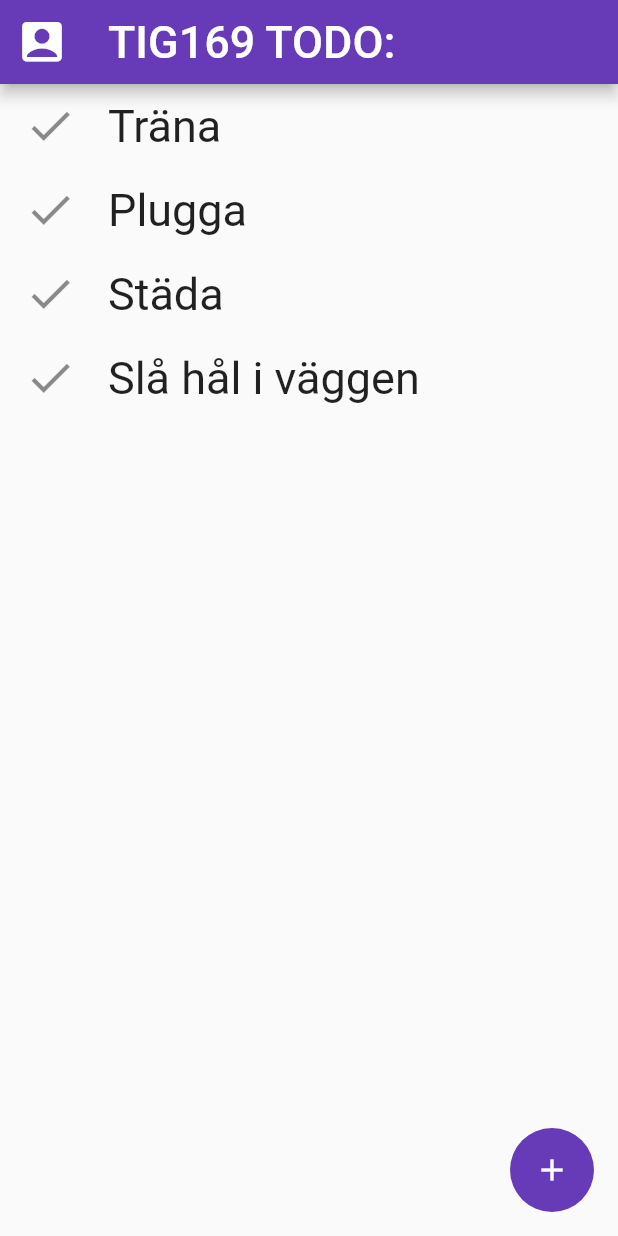
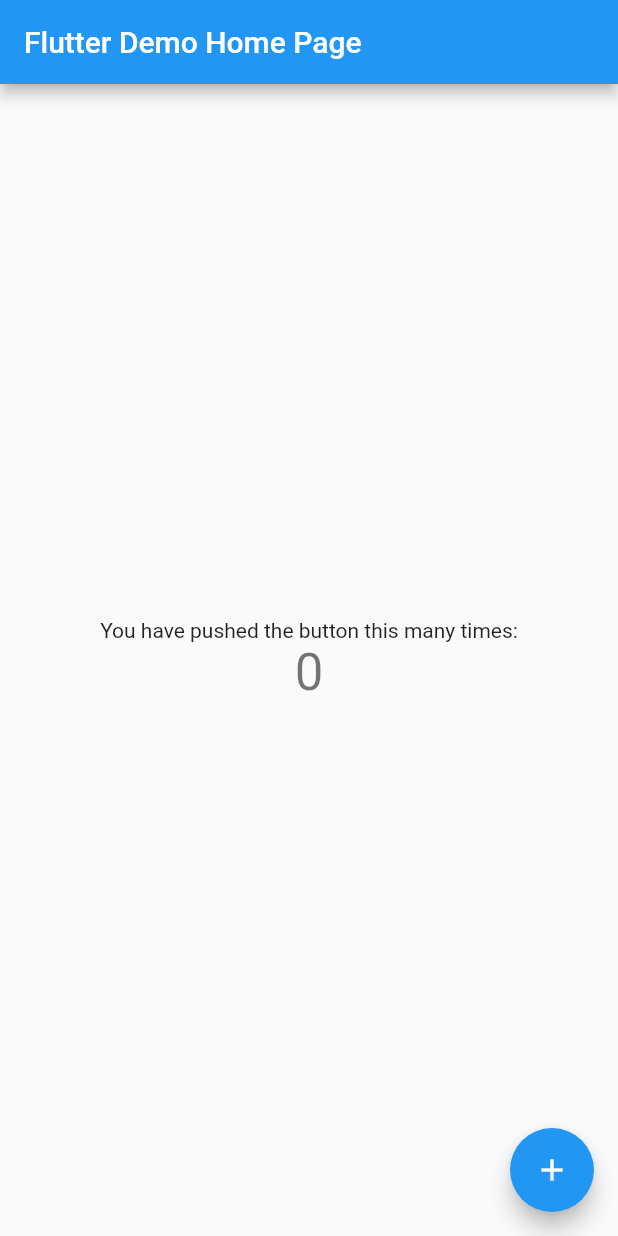
Before and after one commit to gu-tig169-ht21/gusleidwi, a Flutter app: the screen it shows after launch, on a phone screen of 412 x 824 dp. Run offline on Flutter 3.47's test engine with Material 2 defaults, Android fonts, the phone set to English and light mode, and no system bars; Roboto replaces fonts that are missing (RobotoCondensed).

Commit message:
Revert "version1 TODOlist"
This reverts commit f3e62a1ea23ddf135d77230486166f2a23b6a6c8.

```diff
--- a/lib/main.dart
+++ b/lib/main.dart
@@ -1,91 +1,115 @@
 import 'package:flutter/material.dart';
 
-void main() => runApp(const MyApp());
+void main() {
+  runApp(const MyApp());
+}
 
 class MyApp extends StatelessWidget {
   const MyApp({Key? key}) : super(key: key);
 
+  // This widget is the root of your application.
   @override
   Widget build(BuildContext context) {
-    const title = 'TIG169 TODO:';
     return MaterialApp(
-      title: title,
-      theme: ThemeData(fontFamily: 'RobotoCondensed'),
-      home: Scaffold(
-        appBar: AppBar(
-          leading: const Icon(
-            Icons.account_box_rounded,
-            size: 35,
-          ),
-          title: const Text(
-            title,
-            style: TextStyle(fontSize: 30),
-          ),
-          backgroundColor: Colors.deepPurple,
-        ),
-        body: ListView(
-          children: const <Widget>[
-            ListTile(
-                title: Text(
-                  'Träna',
-                  style: TextStyle(fontSize: 30),
-                ),
-                leading: Icon(
-                  Icons.check,
-                  size: 35,
-                )),
-            ListTile(
-                leading: Icon(
-                  Icons.check,
-                  size: 35,
-                ),
-                title: Text(
-                  'Plugga',
-                  style: TextStyle(fontSize: 30),
-                )),
-            ListTile(
-                title: Text(
-                  'Städa',
-                  style: TextStyle(fontSize: 30),
-                ),
-                leading: Icon(
-                  Icons.check,
-                  size: 35,
-                )),
-            ListTile(
-                title: Text(
-                  'Slå hål i väggen',
-                  style: TextStyle(fontSize: 30),
-                ),
-                leading: Icon(
-                  Icons.check,
-                  size: 35,
-                )),
-          ],
-        ),
-        floatingActionButton: FloatingActionButton(
-            elevation: 0.0,
-            child: const Icon(Icons.add_sharp),
-            backgroundColor: Colors.deepPurple,
-            onPressed: () {}),
+      title: 'Flutter Demo',
+      theme: ThemeData(
+        // This is the theme of your application.
+        //
+        // Try running your application with "flutter run". You'll see the
+        // application has a blue toolbar. Then, without quitting the app, try
+        // changing the primarySwatch below to Colors.green and then invoke
+        // "hot reload" (press "r" in the console where you ran "flutter run",
+        // or simply save your changes to "hot reload" in a Flutter IDE).
+        // Notice that the counter didn't reset back to zero; the application
+        // is not restarted.
+        primarySwatch: Colors.blue,
       ),
+      home: const MyHomePage(title: 'Flutter Demo Home Page'),
     );
   }
 }
 
-class MyWidget extends StatelessWidget {
-  const MyWidget({Key? key}) : super(key: key);
+class MyHomePage extends StatefulWidget {
+  const MyHomePage({Key? key, required this.title}) : super(key: key);
+
+  // This widget is the home page of your application. It is stateful, meaning
+  // that it has a State object (defined below) that contains fields that affect
+  // how it looks.
+
+  // This class is the configuration for the state. It holds the values (in this
+  // case the title) provided by the parent (in this case the App widget) and
+  // used by the build method of the State. Fields in a Widget subclass are
+  // always marked "final".
+
+  final String title;
+
+  @override
+  State<MyHomePage> createState() => _MyHomePageState();
+}
+
+class _MyHomePageState extends State<MyHomePage> {
+  int _counter = 0;
+
+  void _incrementCounter() {
+    setState(() {
+      // This call to setState tells the Flutter framework that something has
+      // changed in this State, which causes it to rerun the build method below
+      // so that the display can reflect the updated values. If we changed
+      // _counter without calling setState(), then the build method would not be
+      // called again, and so nothing would appear to happen.
+      _counter++;
+    });
+  }
 
   @override
   Widget build(BuildContext context) {
-    return Container(
-      width: double.infinity,
-      height: double.infinity,
-      decoration: const BoxDecoration(
-        image: DecorationImage(
-            image: NetworkImage(
-                "https://www.teahub.io/photos/full/8-87200_android-app-background-white.jpg%22")),
+    // This method is rerun every time setState is called, for instance as done
+    // by the _incrementCounter method above.
+    //
+    // The Flutter framework has been optimized to make rerunning build methods
+    // fast, so that you can just rebuild anything that needs updating rather
+    // than having to individually change instances of widgets.
+    return Scaffold(
+      appBar: AppBar(
+        // Here we take the value from the MyHomePage object that was created by
+        // the App.build method, and use it to set our appbar title.
+        title: Text(widget.title),
       ),
+      body: Center(
+        // Center is a layout widget. It takes a single child and positions it
+        // in the middle of the parent.
+        child: Column(
+          // Column is also a layout widget. It takes a list of children and
+          // arranges them vertically. By default, it sizes itself to fit its
+          // children horizontally, and tries to be as tall as its parent.
+          //
+          // Invoke "debug painting" (press "p" in the console, choose the
+          // "Toggle Debug Paint" action from the Flutter Inspector in Android
+          // Studio, or the "Toggle Debug Paint" command in Visual Studio Code)
+          // to see the wireframe for each widget.
+          //
+          // Column has various properties to control how it sizes itself and
+          // how it positions its children. Here we use mainAxisAlignment to
+          // center the children vertically; the main axis here is the vertical
+          // axis because Columns are vertical (the cross axis would be
+          // horizontal).
+          mainAxisAlignment: MainAxisAlignment.center,
+          children: <Widget>[
+            const Text(
+              'You have pushed the button this many times:',
+            ),
+            Text(
+              '$_counter',
+              style: Theme.of(context).textTheme.headline4,
+            ),
+          ],
+        ),
+      ),
+      floatingActionButton: FloatingActionButton(
+        onPressed: _incrementCounter,
+        tooltip: 'Increment',
+        child: const Icon(Icons.add),
+      ), // This trailing comma makes auto-formatting nicer for build methods.
     );
   }
 }
```
